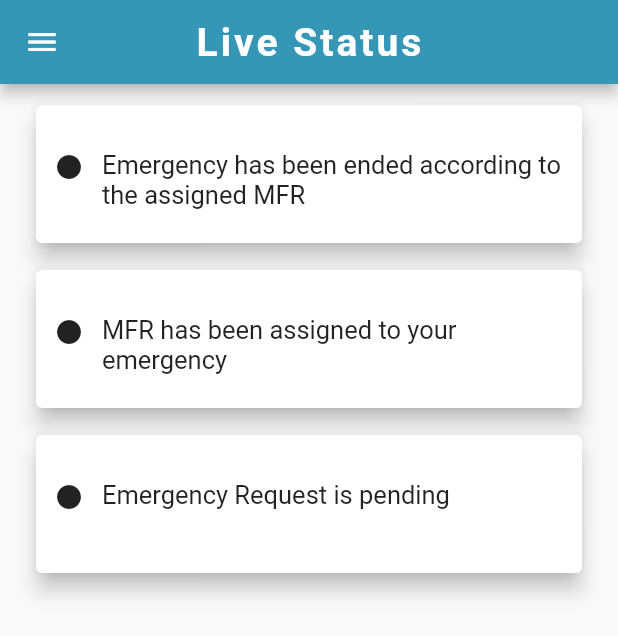
After one commit to HannanNaeem/emsdirect, a Flutter app: the LiveStatus screen opened by its route, on a phone screen of 412 x 824 dp. The commit adds this screen. Shown: the top 636 px of the screen. Run offline on Flutter 3.47's test engine with Material 2 defaults, Android fonts, the phone set to English and light mode, and no system bars; Roboto replaces fonts that are missing (HelveticaNeue).

Commit message:
Live status added

```diff
--- a/lib/main.dart
+++ b/lib/main.dart
@@ -2,13 +2,13 @@ import 'dart:ui';
 
 import 'package:flutter/material.dart';
 import 'package:ems_direct/pages/student_home.dart';
-//import 'package:ems_direct/pages/live_status.dart';
+import 'package:ems_direct/pages/live_status.dart';
 
 void main() => runApp(MaterialApp(
   initialRoute: '/student_home',
   routes: {
     '/student_home' : (context) => StudentHome(),
-//    '/live_status' : (context) => LiveStatus(),
+    '/live_status' : (context) => LiveStatus(),
   },
 
 ));
--- /dev/null
+++ b/lib/pages/live_status.dart
@@ -0,0 +1,97 @@
+import 'package:flutter/material.dart';
+import 'package:ems_direct/pages/live_status_data.dart';
+
+class LiveStatus extends StatefulWidget {
+  @override
+  _LiveStatusState createState() => _LiveStatusState();
+}
+
+class _LiveStatusState extends State<LiveStatus> {
+  var _status = StatusData.Data;
+  @override
+  Widget build(BuildContext context) {
+    var screenSize = MediaQuery.of(context).size;
+    var width = screenSize.width;
+    var height = screenSize.height;
+    return Scaffold(
+      drawer: Drawer(),
+      appBar: AppBar(
+        backgroundColor: const Color(0xff3596b5),
+        title: Text(
+          'Live Status',
+          style: TextStyle(
+            fontSize: 26,
+            fontFamily: 'HelveticaNeue',
+            fontWeight: FontWeight.bold,
+            color: Colors.white,
+            letterSpacing: 2,
+          ),
+        ),
+        centerTitle: true,
+      ),
+      body: Container(
+        child: Column(
+          mainAxisSize: MainAxisSize.max,
+          mainAxisAlignment: MainAxisAlignment.start,
+          children: <Widget>[
+            Expanded(
+              child: ListView.builder(
+                itemCount: _status.length,
+                itemBuilder: (context, index) {
+                  return Padding(
+                    padding: EdgeInsets.fromLTRB(20, 10, 20, 0),
+                    child: ConstrainedBox(
+                      constraints: BoxConstraints(
+                        minHeight: 100,
+                      ),
+                      child: Card(
+                        elevation: 6,
+                        child: Row(
+                          mainAxisAlignment: MainAxisAlignment.start,
+                          crossAxisAlignment: CrossAxisAlignment.start,
+                          children: <Widget>[
+                            Flexible(
+                              flex: 6,
+                              child: Row(
+                                crossAxisAlignment: CrossAxisAlignment.start,
+                                children: <Widget>[
+                                  Padding(
+                                    padding:
+                                    EdgeInsets.fromLTRB(10, 29, 0, 20),
+                                    child: Icon(Icons.fiber_manual_record),
+                                  ),
+                                  Expanded(
+                                    child: Padding(
+                                      padding:
+                                      EdgeInsets.fromLTRB(10, 30, 0, 20),
+                                      child: Container(
+                                        child: Text(
+                                          _status[index]['text'],
+                                          style: TextStyle(
+                                            //color: const Color(0xff3596b5),
+                                            fontSize: 17,
+                                            fontFamily: 'HelveticaNeue',
+                                            //fontWeight: FontWeight.bold,
+                                          ),
+                                        ),
+                                      ),
+                                    ),
+                                  ),
+                                ],
+                              ),
+                            ),
+                          ],
+                        ),
+                      ),
+                    ),
+                  );
+                },
+                //child: Card(elevation: 10, child: Text('Hello World')),
+              ),
+            ),
+          ],
+        ),
+      ),
+    );
+  }
+}
--- /dev/null
+++ b/lib/pages/live_status_data.dart
@@ -0,0 +1,14 @@
+import 'package:flutter/material.dart';
+
+
+class StatusData {
+  static final Data = [
+    {'text': 'Emergency has been ended according to the assigned MFR', 'item': '1'},
+    {
+      'text':
+      'MFR has been assigned to your emergency',
+      'item': '2'
+    },
+    {'text': 'Emergency Request is pending', 'item': '3'},
+  ];
+}
--- a/lib/pages/student_home.dart
+++ b/lib/pages/student_home.dart
@@ -17,6 +17,7 @@ class _StudentHomeState extends State<StudentHome> {
     var width = screenSize.width;
     var height = screenSize.height;
     return Scaffold(
+        drawer: Drawer(),
         appBar: AppBar(
           title: Text(
             'Home',
@@ -181,9 +182,13 @@ class _StudentHomeState extends State<StudentHome> {
                 ),
                 SizedBox(height: 20.0),
                 RawMaterialButton(
+                  onPressed: (){
+                    setState(() {
+                      _emergency = true;
+                    });
+                  },
                     onLongPress: () {
-                      //Navigator.of(context).pushNamed('/live_status');
-                      _emergency = true;
+                      Navigator.of(context).pushNamed('/live_status');
                       print("emergency initiated");
                     },
                     fillColor: Colors.red[400],
```
